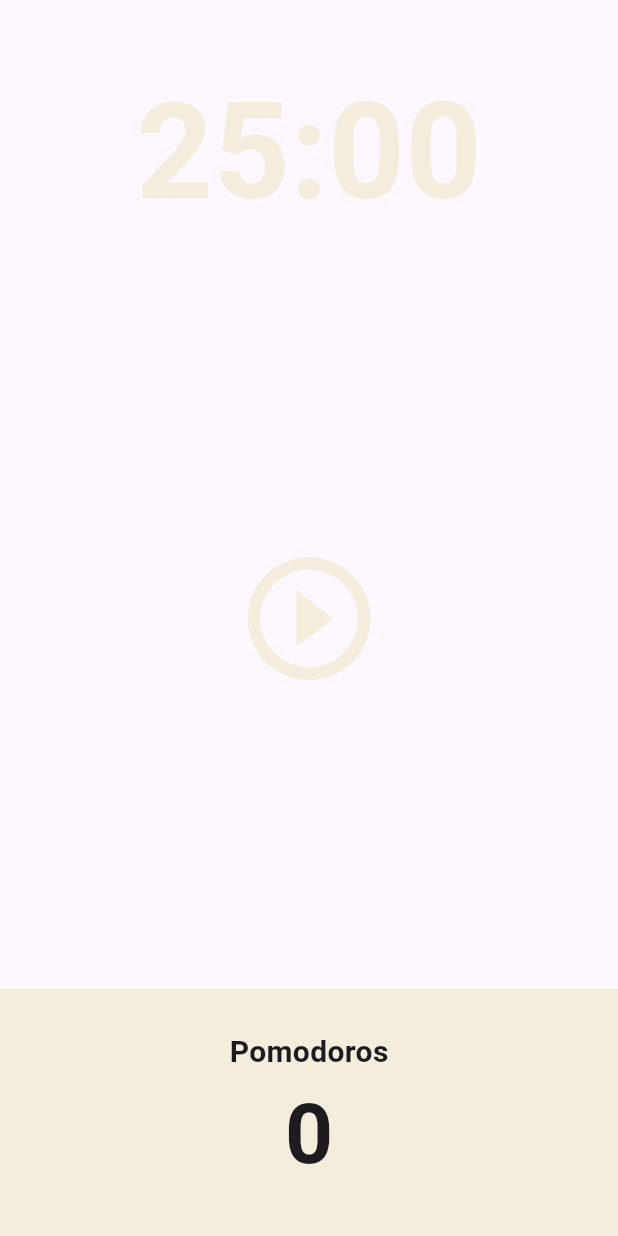
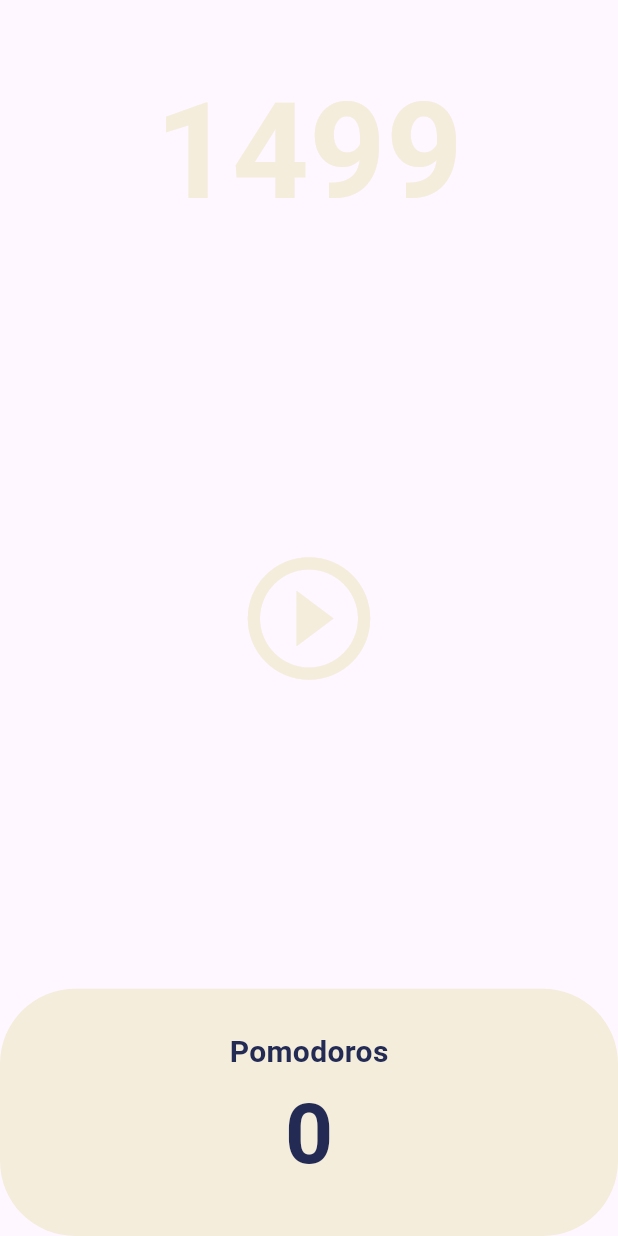
Before and after one commit to duckbill413/dart_flutter, a Flutter app: the HomeScreen screen opened directly, after a tap on the "play circle outline" icon, on a phone screen of 412 x 824 dp. Run offline on Flutter 3.47's test engine with Material 3 defaults, Android fonts, the phone set to English and light mode, and no system bars.

Commit message:
[feat] pomodoro # 5.1 Timer

```diff
--- a/pomodoro/lib/main.dart
+++ b/pomodoro/lib/main.dart
@@ -1,4 +1,5 @@
 import 'package:flutter/material.dart';
+import 'package:pomodoro/screen/home_screen.dart';
 
 void main() {
   runApp(const MyApp());
@@ -14,14 +15,14 @@ class MyApp extends StatelessWidget {
       theme: ThemeData(
         backgroundColor: const Color(0xFFE7626C),
         textTheme: const TextTheme(
-          headline1: TextStyle(
+          displayMedium: TextStyle(
             color: Color(0xFF232B55),
           ),
         ),
         cardColor: const Color(0xFFF4EDDB),
       ),
       home: const Scaffold(
-        body: Center(),
+        body: HomeScreen(),
       ),
     );
   }
--- a/pomodoro/lib/screen/home_screen.dart
+++ b/pomodoro/lib/screen/home_screen.dart
@@ -1,3 +1,5 @@
+import 'dart:async';
+
 import 'package:flutter/material.dart';
 
 class HomeScreen extends StatefulWidget {
@@ -8,6 +10,19 @@ class HomeScreen extends StatefulWidget {
 }
 
 class _HomeScreenState extends State<HomeScreen> {
+  late Timer timer;
+  int totalSeconds = 1500;
+
+  void onTick(Timer timer) {
+    setState(() {
+      totalSeconds -= 1;
+    });
+  }
+
+  void onStartPressed() {
+    timer = Timer.periodic(const Duration(seconds: 1), (timer) => onTick(timer));
+  }
+
   @override
   Widget build(BuildContext context) {
     return Scaffold(
@@ -19,7 +34,7 @@ class _HomeScreenState extends State<HomeScreen> {
             child: Container(
               alignment: Alignment.bottomCenter,
               child: Text(
-                '25:00',
+                '$totalSeconds',
                 style: TextStyle(
                   color: Theme.of(context).cardColor,
                   fontSize: 89,
@@ -37,7 +52,7 @@ class _HomeScreenState extends State<HomeScreen> {
                   Icons.play_circle_outline,
                   color: Theme.of(context).cardColor,
                 ),
-                onPressed: () {},
+                onPressed: onStartPressed,
               ),
             ),
           ),
@@ -49,6 +64,7 @@ class _HomeScreenState extends State<HomeScreen> {
                   child: Container(
                     decoration: BoxDecoration(
                       color: Theme.of(context).cardColor,
+                      borderRadius: BorderRadius.circular(50),
                     ),
                     child: Column(
                       mainAxisAlignment: MainAxisAlignment.center,
```
